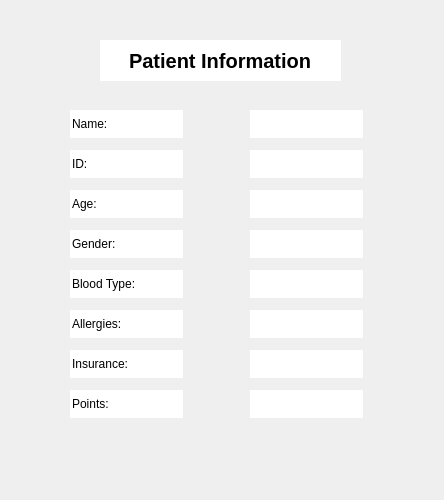
The window that showpatientinformation.ui (KirolousFouty/Hospital_Project) describes before a commit, drawn with Qt 5.
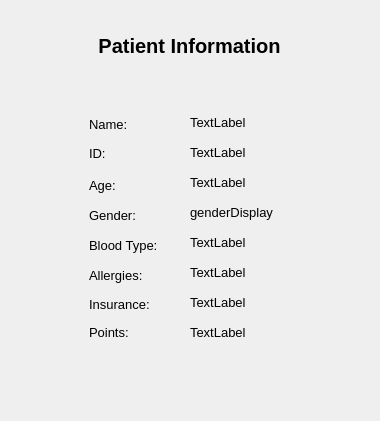
The same window after the commit.

Commit message: - Fixed all errors - Added a data structure for time slots - Integrated DateAndTime with Doctor class and BookAppointmentWindow - Overloaded a few operators - Added and implemented some functions

What changed in the file:
```diff
--- a/showpatientinformation.ui
+++ b/showpatientinformation.ui
@@ -6,300 +6,20 @@
    <rect>
     <x>0</x>
     <y>0</y>
-    <width>444</width>
-    <height>500</height>
+    <width>380</width>
+    <height>421</height>
    </rect>
   </property>
   <property name="windowTitle">
    <string>Dialog</string>
   </property>
-  <widget class="QLineEdit" name="idDisplay">
+  <widget class="QLabel" name="patientInformationTitle">
    <property name="geometry">
     <rect>
-     <x>250</x>
-     <y>150</y>
-     <width>113</width>
-     <height>28</height>
-    </rect>
-   </property>
-   <property name="frame">
-    <bool>false</bool>
-   </property>
-   <property name="readOnly">
-    <bool>true</bool>
-   </property>
-  </widget>
-  <widget class="QLineEdit" name="idTitle">
-   <property name="geometry">
-    <rect>
-     <x>70</x>
-     <y>150</y>
-     <width>113</width>
-     <height>28</height>
-    </rect>
-   </property>
-   <property name="text">
-    <string>ID:</string>
-   </property>
-   <property name="frame">
-    <bool>false</bool>
-   </property>
-   <property name="readOnly">
-    <bool>true</bool>
-   </property>
-  </widget>
-  <widget class="QLineEdit" name="genderDisplay">
-   <property name="geometry">
-    <rect>
-     <x>250</x>
-     <y>230</y>
-     <width>113</width>
-     <height>28</height>
-    </rect>
-   </property>
-   <property name="frame">
-    <bool>false</bool>
-   </property>
-   <property name="readOnly">
-    <bool>true</bool>
-   </property>
-  </widget>
-  <widget class="QLineEdit" name="isuranceTitle">
-   <property name="geometry">
-    <rect>
-     <x>70</x>
-     <y>350</y>
-     <width>113</width>
-     <height>28</height>
-    </rect>
-   </property>
-   <property name="text">
-    <string>Insurance:</string>
-   </property>
-   <property name="frame">
-    <bool>false</bool>
-   </property>
-   <property name="readOnly">
-    <bool>true</bool>
-   </property>
-  </widget>
-  <widget class="QLineEdit" name="allergiesDisplay">
-   <property name="geometry">
-    <rect>
-     <x>250</x>
-     <y>310</y>
-     <width>113</width>
-     <height>28</height>
-    </rect>
-   </property>
-   <property name="frame">
-    <bool>false</bool>
-   </property>
-   <property name="readOnly">
-    <bool>true</bool>
-   </property>
-  </widget>
-  <widget class="QLineEdit" name="pointsTitle">
-   <property name="geometry">
-    <rect>
-     <x>70</x>
-     <y>390</y>
-     <width>113</width>
-     <height>28</height>
-    </rect>
-   </property>
-   <property name="text">
-    <string>Points:</string>
-   </property>
-   <property name="frame">
-    <bool>false</bool>
-   </property>
-   <property name="readOnly">
-    <bool>true</bool>
-   </property>
-  </widget>
-  <widget class="QLineEdit" name="nameTitle">
-   <property name="geometry">
-    <rect>
-     <x>70</x>
-     <y>110</y>
-     <width>113</width>
-     <height>28</height>
-    </rect>
-   </property>
-   <property name="text">
-    <string>Name:</string>
-   </property>
-   <property name="frame">
-    <bool>false</bool>
-   </property>
-   <property name="readOnly">
-    <bool>true</bool>
-   </property>
-  </widget>
-  <widget class="QLineEdit" name="nameDisplay">
-   <property name="geometry">
-    <rect>
-     <x>250</x>
-     <y>110</y>
-     <width>113</width>
-     <height>28</height>
-    </rect>
-   </property>
-   <property name="frame">
-    <bool>false</bool>
-   </property>
-   <property name="readOnly">
-    <bool>true</bool>
-   </property>
-  </widget>
-  <widget class="QLineEdit" name="bloodTypeTitle">
-   <property name="geometry">
-    <rect>
-     <x>70</x>
-     <y>270</y>
-     <width>113</width>
-     <height>28</height>
-    </rect>
-   </property>
-   <property name="text">
-    <string>Blood Type:</string>
-   </property>
-   <property name="frame">
-    <bool>false</bool>
-   </property>
-   <property name="readOnly">
-    <bool>true</bool>
-   </property>
-  </widget>
-  <widget class="QLineEdit" name="ageDisplay">
-   <property name="geometry">
-    <rect>
-     <x>250</x>
-     <y>190</y>
-     <width>113</width>
-     <height>28</height>
-    </rect>
-   </property>
-   <property name="frame">
-    <bool>false</bool>
-   </property>
-   <property name="readOnly">
-    <bool>true</bool>
-   </property>
-  </widget>
-  <widget class="QLineEdit" name="ageTitle">
-   <property name="geometry">
-    <rect>
-     <x>70</x>
-     <y>190</y>
-     <width>113</width>
-     <height>28</height>
-    </rect>
-   </property>
-   <property name="text">
-    <string>Age:</string>
-   </property>
-   <property name="frame">
-    <bool>false</bool>
-   </property>
-   <property name="readOnly">
-    <bool>true</bool>
-   </property>
-  </widget>
-  <widget class="QLineEdit" name="pointsDisplay">
-   <property name="geometry">
-    <rect>
-     <x>250</x>
-     <y>390</y>
-     <width>113</width>
-     <height>28</height>
-    </rect>
-   </property>
-   <property name="frame">
-    <bool>false</bool>
-   </property>
-   <property name="readOnly">
-    <bool>true</bool>
-   </property>
-  </widget>
-  <widget class="QLineEdit" name="allergiesTitle">
-   <property name="geometry">
-    <rect>
-     <x>70</x>
-     <y>310</y>
-     <width>113</width>
-     <height>28</height>
-    </rect>
-   </property>
-   <property name="text">
-    <string>Allergies:</string>
-   </property>
-   <property name="frame">
-    <bool>false</bool>
-   </property>
-   <property name="readOnly">
-    <bool>true</bool>
-   </property>
-  </widget>
-  <widget class="QLineEdit" name="genderTitle">
-   <property name="geometry">
-    <rect>
-     <x>70</x>
-     <y>230</y>
-     <width>113</width>
-     <height>28</height>
-    </rect>
-   </property>
-   <property name="text">
-    <string>Gender:</string>
-   </property>
-   <property name="frame">
-    <bool>false</bool>
-   </property>
-   <property name="readOnly">
-    <bool>true</bool>
-   </property>
-  </widget>
-  <widget class="QLineEdit" name="bloodTypesDisplay">
-   <property name="geometry">
-    <rect>
-     <x>250</x>
-     <y>270</y>
-     <width>113</width>
-     <height>28</height>
-    </rect>
-   </property>
-   <property name="frame">
-    <bool>false</bool>
-   </property>
-   <property name="readOnly">
-    <bool>true</bool>
-   </property>
-  </widget>
-  <widget class="QLineEdit" name="isuranceDisplay">
-   <property name="geometry">
-    <rect>
-     <x>250</x>
-     <y>350</y>
-     <width>113</width>
-     <height>28</height>
-    </rect>
-   </property>
-   <property name="frame">
-    <bool>false</bool>
-   </property>
-   <property name="readOnly">
-    <bool>true</bool>
-   </property>
-  </widget>
-  <widget class="QLineEdit" name="patientInformationTitle">
-   <property name="geometry">
-    <rect>
-     <x>100</x>
-     <y>40</y>
+     <x>69</x>
+     <y>20</y>
      <width>241</width>
-     <height>41</height>
+     <height>51</height>
     </rect>
    </property>
    <property name="font">
@@ -311,14 +31,296 @@
    <property name="text">
     <string>Patient Information</string>
    </property>
-   <property name="frame">
-    <bool>false</bool>
-   </property>
    <property name="alignment">
     <set>Qt::AlignCenter</set>
    </property>
-   <property name="readOnly">
-    <bool>true</bool>
+  </widget>
+  <widget class="QLabel" name="nameTitle">
+   <property name="geometry">
+    <rect>
+     <x>89</x>
+     <y>114</y>
+     <width>101</width>
+     <height>20</height>
+    </rect>
+   </property>
+   <property name="font">
+    <font>
+     <pointsize>10</pointsize>
+    </font>
+   </property>
+   <property name="text">
+    <string>Name:</string>
+   </property>
+  </widget>
+  <widget class="QLabel" name="idTitle">
+   <property name="geometry">
+    <rect>
+     <x>89</x>
+     <y>143</y>
+     <width>101</width>
+     <height>20</height>
+    </rect>
+   </property>
+   <property name="font">
+    <font>
+     <pointsize>10</pointsize>
+    </font>
+   </property>
+   <property name="text">
+    <string>ID:</string>
+   </property>
+  </widget>
+  <widget class="QLabel" name="ageTitle">
+   <property name="geometry">
+    <rect>
+     <x>89</x>
+     <y>170</y>
+     <width>101</width>
+     <height>31</height>
+    </rect>
+   </property>
+   <property name="font">
+    <font>
+     <pointsize>10</pointsize>
+    </font>
+   </property>
+   <property name="text">
+    <string>Age:</string>
+   </property>
+  </widget>
+  <widget class="QLabel" name="genderTitle">
+   <property name="geometry">
+    <rect>
+     <x>89</x>
+     <y>205</y>
+     <width>101</width>
+     <height>20</height>
+    </rect>
+   </property>
+   <property name="font">
+    <font>
+     <pointsize>10</pointsize>
+    </font>
+   </property>
+   <property name="text">
+    <string>Gender:</string>
+   </property>
+  </widget>
+  <widget class="QLabel" name="bloodTypeTitle">
+   <property name="geometry">
+    <rect>
+     <x>89</x>
+     <y>230</y>
+     <width>101</width>
+     <height>31</height>
+    </rect>
+   </property>
+   <property name="font">
+    <font>
+     <pointsize>10</pointsize>
+    </font>
+   </property>
+   <property name="text">
+    <string>Blood Type:</string>
+   </property>
+  </widget>
+  <widget class="QLabel" name="allergiesTitle">
+   <property name="geometry">
+    <rect>
+     <x>89</x>
+     <y>260</y>
+     <width>101</width>
+     <height>31</height>
+    </rect>
+   </property>
+   <property name="font">
+    <font>
+     <pointsize>10</pointsize>
+    </font>
+   </property>
+   <property name="text">
+    <string>Allergies:</string>
+   </property>
+  </widget>
+  <widget class="QLabel" name="isuranceTitle">
+   <property name="geometry">
+    <rect>
+     <x>89</x>
+     <y>294</y>
+     <width>101</width>
+     <height>20</height>
+    </rect>
+   </property>
+   <property name="font">
+    <font>
+     <pointsize>10</pointsize>
+    </font>
+   </property>
+   <property name="text">
+    <string>Insurance:</string>
+   </property>
+  </widget>
+  <widget class="QLabel" name="pointsTitle">
+   <property name="geometry">
+    <rect>
+     <x>89</x>
+     <y>322</y>
+     <width>101</width>
+     <height>20</height>
+    </rect>
+   </property>
+   <property name="font">
+    <font>
+     <pointsize>10</pointsize>
+    </font>
+   </property>
+   <property name="text">
+    <string>Points:</string>
+   </property>
+  </widget>
+  <widget class="QLabel" name="nameDisplay">
+   <property name="geometry">
+    <rect>
+     <x>190</x>
+     <y>111</y>
+     <width>121</width>
+     <height>23</height>
+    </rect>
+   </property>
+   <property name="font">
+    <font>
+     <pointsize>10</pointsize>
+    </font>
+   </property>
+   <property name="text">
+    <string>TextLabel</string>
+   </property>
+  </widget>
+  <widget class="QLabel" name="idDisplay">
+   <property name="geometry">
+    <rect>
+     <x>190</x>
+     <y>141</y>
+     <width>121</width>
+     <height>23</height>
+    </rect>
+   </property>
+   <property name="font">
+    <font>
+     <pointsize>10</pointsize>
+    </font>
+   </property>
+   <property name="text">
+    <string>TextLabel</string>
+   </property>
+  </widget>
+  <widget class="QLabel" name="ageDisplay">
+   <property name="geometry">
+    <rect>
+     <x>190</x>
+     <y>171</y>
+     <width>121</width>
+     <height>23</height>
+    </rect>
+   </property>
+   <property name="font">
+    <font>
+     <pointsize>10</pointsize>
+    </font>
+   </property>
+   <property name="text">
+    <string>TextLabel</string>
+   </property>
+  </widget>
+  <widget class="QLabel" name="genderDisplay">
+   <property name="geometry">
+    <rect>
+     <x>190</x>
+     <y>201</y>
+     <width>121</width>
+     <height>23</height>
+    </rect>
+   </property>
+   <property name="font">
+    <font>
+     <pointsize>10</pointsize>
+    </font>
+   </property>
+   <property name="text">
+    <string>genderDisplay</string>
+   </property>
+  </widget>
+  <widget class="QLabel" name="bloodTypesDisplay">
+   <property name="geometry">
+    <rect>
+     <x>190</x>
+     <y>231</y>
+     <width>121</width>
+     <height>23</height>
+    </rect>
+   </property>
+   <property name="font">
+    <font>
+     <pointsize>10</pointsize>
+    </font>
+   </property>
+   <property name="text">
+    <string>TextLabel</string>
+   </property>
+  </widget>
+  <widget class="QLabel" name="allergiesDisplay">
+   <property name="geometry">
+    <rect>
+     <x>190</x>
+     <y>261</y>
+     <width>121</width>
+     <height>23</height>
+    </rect>
+   </property>
+   <property name="font">
+    <font>
+     <pointsize>10</pointsize>
+    </font>
+   </property>
+   <property name="text">
+    <string>TextLabel</string>
+   </property>
+  </widget>
+  <widget class="QLabel" name="isuranceDisplay">
+   <property name="geometry">
+    <rect>
+     <x>190</x>
+     <y>291</y>
+     <width>121</width>
+     <height>23</height>
+    </rect>
+   </property>
+   <property name="font">
+    <font>
+     <pointsize>10</pointsize>
+    </font>
+   </property>
+   <property name="text">
+    <string>TextLabel</string>
+   </property>
+  </widget>
+  <widget class="QLabel" name="pointsDisplay">
+   <property name="geometry">
+    <rect>
+     <x>190</x>
+     <y>321</y>
+     <width>121</width>
+     <height>23</height>
+    </rect>
+   </property>
+   <property name="font">
+    <font>
+     <pointsize>10</pointsize>
+    </font>
+   </property>
+   <property name="text">
+    <string>TextLabel</string>
    </property>
   </widget>
  </widget>
```
The commit also changes 26 other files.
